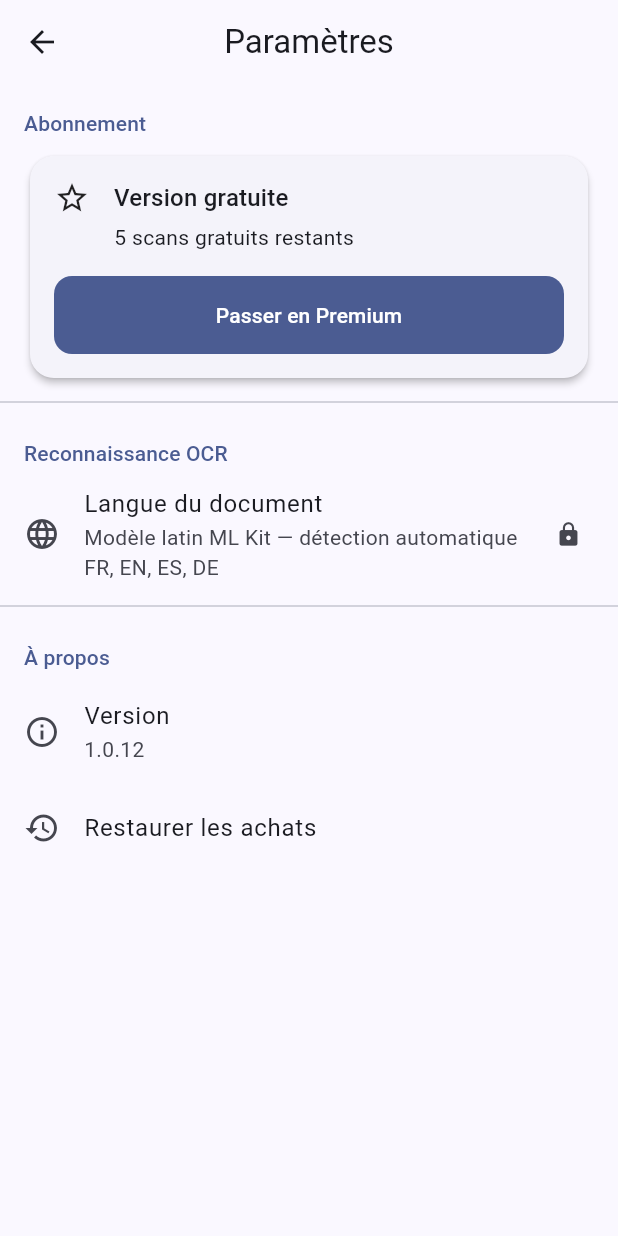
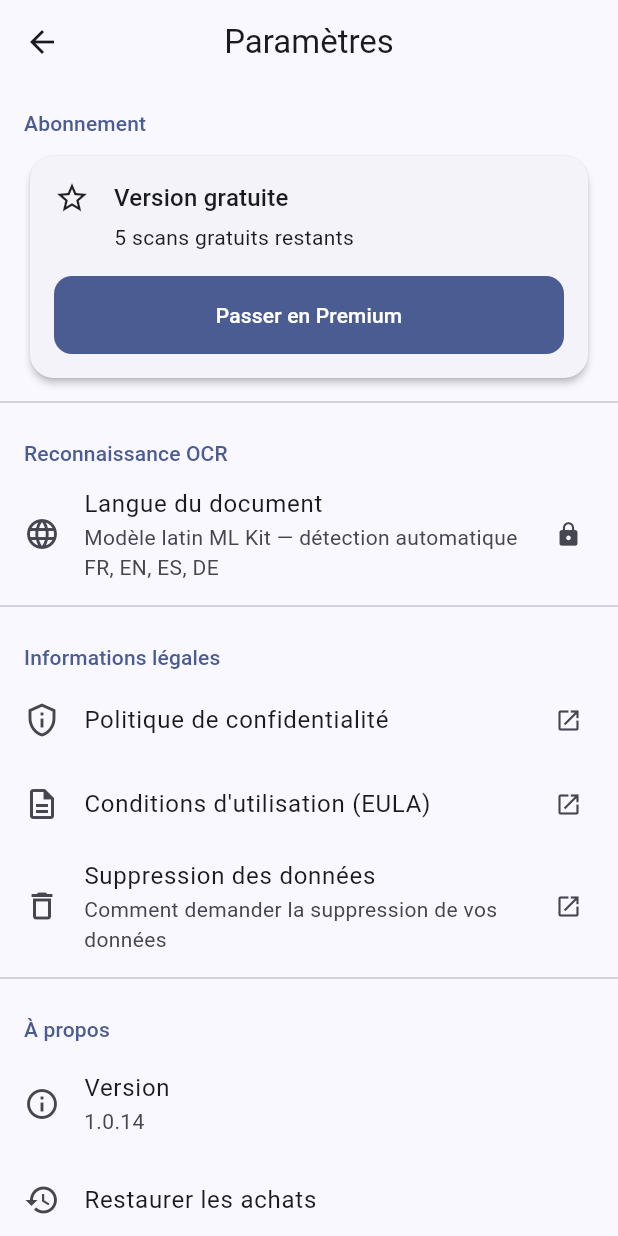
Before and after one commit to chafik83606/ocrscanner, a Flutter app: the screen it shows after launch, after a tap on the "settings" icon, on a phone screen of 412 x 824 dp. Run offline on Flutter 3.47's test engine with Material 3 defaults, Android fonts, the phone set to English and light mode, and no system bars; our stand-ins replace go_router, image_cropper, image_picker, in_app_purchase, permission_handler, printing and 3 more; missing offline and left inert: google_mlkit_text_recognition, image_picker_android, image_picker_platform_interface; accounts and stored records are empty.

Commit message:
Version 1.0.14: extraction donnees, sans pubs, correctifs UX

```diff
--- a/lib/main.dart
+++ b/lib/main.dart
@@ -1,7 +1,6 @@
 import 'package:flutter/foundation.dart';
 import 'package:flutter/material.dart';
 import 'package:provider/provider.dart';
-import 'package:google_mobile_ads/google_mobile_ads.dart';
 import 'package:image_picker_android/image_picker_android.dart';
 import 'package:image_picker_platform_interface/image_picker_platform_interface.dart';
 
@@ -21,9 +20,6 @@ void _configureAndroidPhotoPicker() {
 Future<void> main() async {
   WidgetsFlutterBinding.ensureInitialized();
   _configureAndroidPhotoPicker();
-
-  // Initialise AdMob
-  await MobileAds.instance.initialize();
 
   runApp(
     MultiProvider(
--- a/lib/screens/history/history_screen.dart
+++ b/lib/screens/history/history_screen.dart
@@ -16,6 +16,12 @@ class HistoryScreen extends StatefulWidget {
 class _HistoryScreenState extends State<HistoryScreen> {
   final _searchCtrl = TextEditingController();
   List<ScanModel>? _results;
+
+  @override
+  void initState() {
+    super.initState();
+    _searchCtrl.addListener(() => setState(() {}));
+  }
 
   @override
   void dispose() {
--- a/lib/screens/home/home_screen.dart
+++ b/lib/screens/home/home_screen.dart
@@ -6,7 +6,6 @@ import '../../providers/premium_provider.dart';
 import '../../providers/scan_provider.dart';
 import '../../models/scan_model.dart';
 import '../../widgets/scan_card.dart';
-import '../../widgets/ad_banner_widget.dart';
 
 class HomeScreen extends StatelessWidget {
   const HomeScreen({super.key});
@@ -21,14 +20,17 @@ class HomeScreen extends StatelessWidget {
         title: const Text('OCR Scanner'),
         actions: [
           IconButton(
-            icon: const Icon(Icons.history),
-            tooltip: 'Historique',
+            icon: Icon(premium.isPremium ? Icons.history : Icons.lock_outline),
+            tooltip: premium.isPremium
+                ? 'Historique'
+                : 'Historique — fonction Premium',
             onPressed: premium.isPremium
                 ? () => context.push('/history')
                 : () => context.push('/premium'),
           ),
           IconButton(
             icon: const Icon(Icons.settings),
+            tooltip: 'Paramètres',
             onPressed: () => context.push('/settings'),
           ),
         ],
@@ -44,9 +46,6 @@ class HomeScreen extends StatelessWidget {
                 ? _ScanList(scans: scanProv.scans)
                 : _EmptyState(isPremium: premium.isPremium),
           ),
-
-          // ── Bannière pub (version gratuite) ─────────────────────────────
-          if (!premium.isPremium) const AdBannerWidget(),
         ],
       ),
       floatingActionButton: FloatingActionButton.extended(
@@ -101,19 +100,19 @@ class _FreeScansBar extends StatelessWidget {
         children: [
           Icon(remaining == 0 ? Icons.lock : Icons.info_outline, size: 16),
           const SizedBox(width: 8),
-          Text(
-            remaining == 0
-                ? 'Limite atteinte – passez en Premium'
-                : '$remaining scan(s) gratuit(s) restant(s)',
-            style: Theme.of(context).textTheme.labelMedium,
+          Expanded(
+            child: Text(
+              remaining == 0
+                  ? 'Limite atteinte – passez en Premium'
+                  : '$remaining scan(s) gratuit(s) restant(s)',
+              style: Theme.of(context).textTheme.labelMedium,
+            ),
           ),
-          if (remaining == 0) ...[
-            const Spacer(),
+          if (remaining == 0)
             TextButton(
               onPressed: () => GoRouter.of(context).push('/premium'),
-              child: const Text('Upgrade'),
+              child: const Text('Passer en Premium'),
             ),
-          ],
         ],
       ),
     );
--- a/lib/screens/premium/premium_screen.dart
+++ b/lib/screens/premium/premium_screen.dart
@@ -276,6 +276,6 @@ class _PremiumScreenState extends State<PremiumScreen> {
     'Export PDF, TXT, impression',
     'Recherche dans les scans',
     'Multi-langues : FR, EN, ES, DE',
-    'Suppression des publicités',
+    'Extraction de données illimitée',
   ];
 }
--- a/lib/screens/settings/settings_screen.dart
+++ b/lib/screens/settings/settings_screen.dart
@@ -1,6 +1,7 @@
 import 'package:flutter/material.dart';
 import 'package:go_router/go_router.dart';
 import 'package:provider/provider.dart';
+import 'package:url_launcher/url_launcher.dart';
 
 import '../../providers/premium_provider.dart';
 import '../../utils/app_constants.dart';
@@ -95,6 +96,33 @@ class SettingsScreen extends StatelessWidget {
 
           const Divider(),
 
+          // ── Légal ────────────────────────────────────────────────────────
+          const _SectionHeader('Informations légales'),
+          ListTile(
+            leading: const Icon(Icons.privacy_tip_outlined),
+            title: const Text('Politique de confidentialité'),
+            trailing: const Icon(Icons.open_in_new, size: 18),
+            onTap: () => _openUrl(context, AppConstants.privacyPolicyUrl),
+          ),
+          ListTile(
+            leading: const Icon(Icons.description_outlined),
+            title: const Text('Conditions d\'utilisation (EULA)'),
+            trailing: const Icon(Icons.open_in_new, size: 18),
+            onTap: () => _openUrl(context, AppConstants.termsOfUseUrl),
+          ),
+          ListTile(
+            leading: const Icon(Icons.delete_outline),
+            title: const Text('Suppression des données'),
+            subtitle: const Text('Comment demander la suppression de vos données'),
+            trailing: const Icon(Icons.open_in_new, size: 18),
+            onTap: () => _openUrl(
+              context,
+              '${AppConstants.privacyPolicyUrl}delete-data.html',
+            ),
+          ),
+
+          const Divider(),
+
           // ── À propos ─────────────────────────────────────────────────────
           const _SectionHeader('À propos'),
           const ListTile(
@@ -139,6 +167,16 @@ class SettingsScreen extends StatelessWidget {
     );
     if (selected != null) await premium.setLanguage(selected);
   }
+
+  Future<void> _openUrl(BuildContext context, String url) async {
+    final uri = Uri.parse(url);
+    if (!await launchUrl(uri, mode: LaunchMode.externalApplication)) {
+      if (!context.mounted) return;
+      ScaffoldMessenger.of(context).showSnackBar(
+        const SnackBar(content: Text('Impossible d\'ouvrir le lien.')),
+      );
+    }
+  }
 }
 
 class _SectionHeader extends StatelessWidget {
--- a/lib/utils/app_constants.dart
+++ b/lib/utils/app_constants.dart
@@ -1,10 +1,14 @@
 import 'package:google_mlkit_text_recognition/google_mlkit_text_recognition.dart';
 
-/// Constantes de l'application (clés SharedPreferences, IDs AdMob, etc.)
+/// Constantes de l'application (clés SharedPreferences, etc.)
 class AppConstants {
   AppConstants._();
 
-  static const String appVersion = '1.0.12';
+  static const String appVersion = '1.0.14';
+
+  // ─── Extraction de données (limites version gratuite) ───────────────────
+  static const int freeExtractionFilterLimit = 5;
+  static const int freeExtractionLabelLimit = 2;
 
   // ─── SharedPreferences keys ───────────────────────────────────────────────
   static const String keyScanCount = 'free_scan_count';
@@ -23,27 +27,6 @@ class AppConstants {
   /// EULA standard Apple (ou remplacer par une URL personnalisée).
   static const String termsOfUseUrl =
       'https://www.apple.com/legal/internet-services/itunes/dev/stdeula/';
-
-  // ─── AdMob IDs (remplacer par les vrais IDs en production) ────────────────
-  /// App ID Android — voir aussi android/app/src/main/res/values/strings.xml
-  static const String admobAppIdAndroid =
-      'ca-app-pub-3940256099942544~3347511713';
-
-  /// App ID iOS — voir aussi ios/Runner/Info.plist (GADApplicationIdentifier)
-  static const String admobAppIdIos =
-      'ca-app-pub-3940256099942544~1458002511';
-
-  /// Bannière - Android test ID
-  static const String admobBannerAndroid =
-      'ca-app-pub-3940256099942544/6300978111';
-
-  /// Bannière - iOS test ID
-  static const String admobBannerIos =
-      'ca-app-pub-3940256099942544/2934735716';
-
-  /// Interstitiel - Android test ID
-  static const String admobInterstitialAndroid =
-      'ca-app-pub-3940256099942544/1033173712';
 
   // ─── Langues OCR supportées ───────────────────────────────────────────────
   static const Map<String, String> ocrLanguages = {
--- a/lib/widgets/ad_banner_widget.dart
+++ /dev/null
@@ -1,59 +0,0 @@
-import 'dart:io';
-
-import 'package:flutter/material.dart';
-import 'package:google_mobile_ads/google_mobile_ads.dart';
-
-import '../utils/app_constants.dart';
-
-/// Bannière AdMob affichée en bas d'écran pour les utilisateurs gratuits.
-class AdBannerWidget extends StatefulWidget {
-  const AdBannerWidget({super.key});
-
-  @override
-  State<AdBannerWidget> createState() => _AdBannerWidgetState();
-}
-
-class _AdBannerWidgetState extends State<AdBannerWidget> {
-  BannerAd? _ad;
-  bool _loaded = false;
-
-  static String get _adUnitId => Platform.isIOS
-      ? AppConstants.admobBannerIos
-      : AppConstants.admobBannerAndroid;
-
-  @override
-  void initState() {
-    super.initState();
-    _loadAd();
-  }
-
-  void _loadAd() {
-    _ad = BannerAd(
-      adUnitId: _adUnitId,
-      size: AdSize.banner,
-      request: const AdRequest(),
-      listener: BannerAdListener(
-        onAdLoaded: (_) => setState(() => _loaded = true),
-        onAdFailedToLoad: (ad, _) {
-          ad.dispose();
-          _ad = null;
-        },
-      ),
-    )..load();
-  }
-
-  @override
-  void dispose() {
-    _ad?.dispose();
-    super.dispose();
-  }
-
-  @override
-  Widget build(BuildContext context) {
-    if (!_loaded || _ad == null) return const SizedBox.shrink();
-    return SizedBox(
-      height: _ad!.size.height.toDouble(),
-      child: AdWidget(ad: _ad!),
-    );
-  }
-}
--- a/pubspec.yaml
+++ b/pubspec.yaml
@@ -1,7 +1,7 @@
 name: ocr_scanner
 description: Application de scan de documents avec OCR, version gratuite et Premium.
 publish_to: 'none'
-version: 1.0.12+16
+version: 1.0.14+19
 
 environment:
   sdk: '>=3.0.0 <4.0.0'
@@ -39,9 +39,6 @@ dependencies:
   pdf: ^3.10.8
   printing: ^5.12.0
 
-  # Publicités
-  google_mobile_ads: ^5.1.0
-
   # Achats in-app
   in_app_purchase: ^3.2.0
   url_launcher: ^6.3.0
```
Also changed, not shown: lib/models/extracted_field.dart (added, +16 -0 lines), lib/screens/camera/camera_screen.dart (+4 -4 lines), lib/screens/result/result_screen.dart (+76 -36 lines), lib/services/text_extraction_service.dart (added, +139 -0 lines), lib/widgets/extracted_data_panel.dart (added, +238 -0 lines), pubspec.lock, 10 other files.
